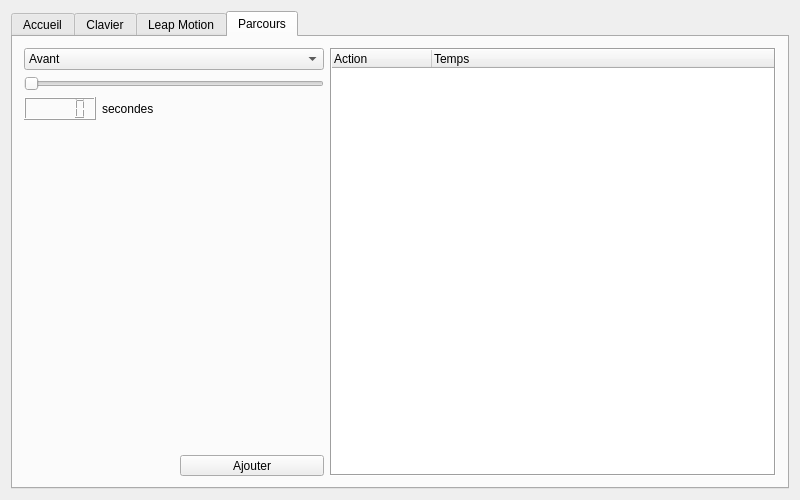
First picture: the form in mainwindow.ui, repository JLBarbie/MiniDrone, before the edit.
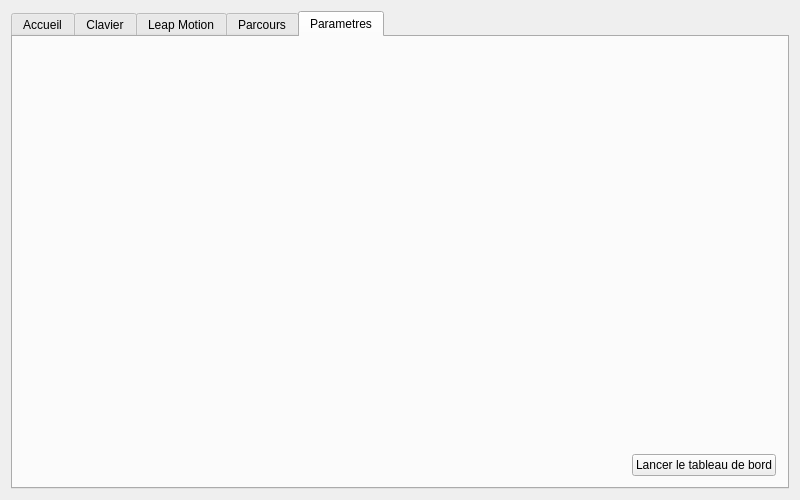
Second picture: the form after the edit. Icons and pictures are not drawn.

What changed in the file:
```diff
--- a/mainwindow.ui
+++ b/mainwindow.ui
@@ -36,7 +36,7 @@
     <item row="0" column="0">
      <widget class="QTabWidget" name="tabWidget">
       <property name="currentIndex">
-       <number>3</number>
+       <number>4</number>
       </property>
       <widget class="QWidget" name="accueil">
        <attribute name="title">
@@ -789,6 +789,46 @@
         </item>
        </layout>
       </widget>
+      <widget class="QWidget" name="tab">
+       <attribute name="title">
+        <string>Parametres</string>
+       </attribute>
+       <layout class="QGridLayout" name="gridLayout_4">
+        <item row="1" column="1">
+         <widget class="QPushButton" name="boardButton">
+          <property name="text">
+           <string>Lancer le tableau de bord</string>
+          </property>
+         </widget>
+        </item>
+        <item row="0" column="1">
+         <spacer name="verticalSpacer">
+          <property name="orientation">
+           <enum>Qt::Vertical</enum>
+          </property>
+          <property name="sizeHint" stdset="0">
+           <size>
+            <width>20</width>
+            <height>40</height>
+           </size>
+          </property>
+         </spacer>
+        </item>
+        <item row="1" column="0">
+         <spacer name="horizontalSpacer_2">
+          <property name="orientation">
+           <enum>Qt::Horizontal</enum>
+          </property>
+          <property name="sizeHint" stdset="0">
+           <size>
+            <width>40</width>
+            <height>20</height>
+           </size>
+          </property>
+         </spacer>
+        </item>
+       </layout>
+      </widget>
      </widget>
     </item>
    </layout>
```
Left out of the diff: 15 changed lines with no effect on the pictures.
